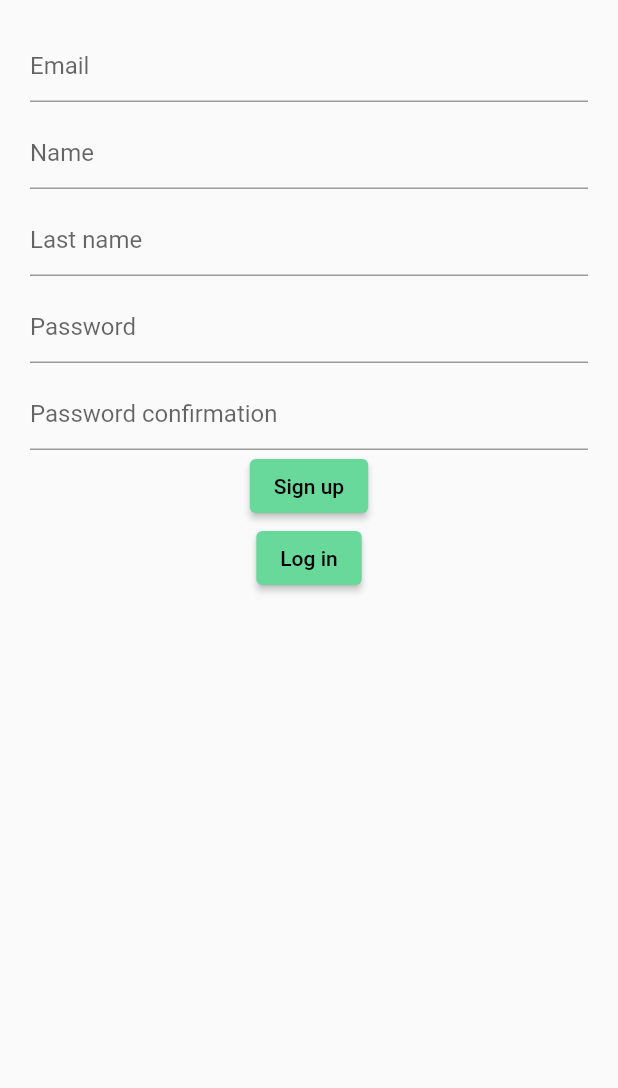
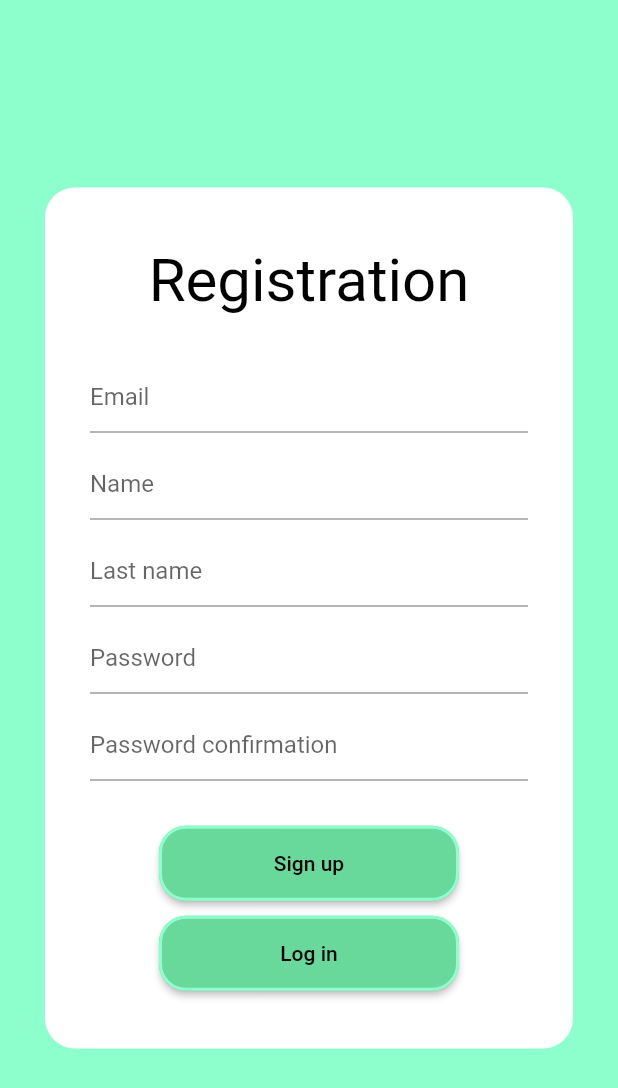
Before and after one commit to bartoszmaka00/hackathon_app, a Flutter app: the screen it shows after launch, after a tap on "Sign up", on a phone screen of 412 x 824 dp. Shown: the top 1088 px of the screen. Run offline on Flutter 3.47's test engine with Material 2 defaults, Android fonts, the phone set to English and light mode, and no system bars; our stand-ins replace flutter_spinkit; missing offline and left inert: qr_code_scanner.

Commit message:
created sign_up layout

```diff
--- a/lib/views/sign_in.dart
+++ b/lib/views/sign_in.dart
@@ -31,7 +31,7 @@ class _SignInState extends State<SignIn> {
             child: SafeArea(
               minimum: EdgeInsets.all(25),
               child: Container(
-                margin: EdgeInsets.fromLTRB(10.0, 200.0, 10.0, 200.0),
+                margin: EdgeInsets.fromLTRB(10.0, 190.0, 10.0, 190.0),
                 padding: EdgeInsets.fromLTRB(30.0, 10.0, 30.0, 10.0),
                 decoration: BoxDecoration(
                   color: Colors.white,
@@ -42,6 +42,13 @@ class _SignInState extends State<SignIn> {
                 child: Column(
                   mainAxisAlignment: MainAxisAlignment.center,
                   children: [
+                    Text('Login',
+                      style: TextStyle(
+                        fontSize: 40,
+                        color: Colors.black,
+                      ),
+                    ),
+                    SizedBox(height: 30),
                     TextFormField(
                       validator: (value) {
                         return emailValidator(value, 'Please enter your email');
--- a/lib/views/sign_up.dart
+++ b/lib/views/sign_up.dart
@@ -1,6 +1,7 @@
 import 'package:flutter/material.dart';
 import 'package:biker_mice_from_mars/shared/validators.dart';
 import '../services/authorization.dart';
+import '../shared/constans.dart';
 import 'loading_screen.dart';
 import 'package:provider/provider.dart';
 
@@ -27,12 +28,30 @@ class _SignUpState extends State<SignUp> {
     return isVisibleLoading
         ? Loading()
         : Scaffold(
+            backgroundColor: miceLightGreen,
             body: Form(
             key: _formKey,
             child: SafeArea(
               minimum: EdgeInsets.all(20),
+              child: Container(
+                margin: EdgeInsets.fromLTRB(10.0, 105.0, 10.0, 105.0),
+                padding: EdgeInsets.fromLTRB(30.0, 10.0, 30.0, 10.0),
+                decoration: BoxDecoration(
+                  color: Colors.white,
+                  borderRadius: BorderRadius.all(
+                      Radius.circular(20)
+                  ),
+                ),
                 child: Column(
+                  mainAxisAlignment: MainAxisAlignment.center,
                   children: [
+                    Text('Registration',
+                      style: TextStyle(
+                        fontSize: 40,
+                        color: Colors.black,
+                      ),
+                    ),
+                    SizedBox(height: 30),
                     TextFormField(
                       validator: (value) {
                         return emailValidator(value, 'Please enter your email');
@@ -103,11 +122,43 @@ class _SignUpState extends State<SignUp> {
                         });
                       },
                     ),
-                  ElevatedButton(
+                    SizedBox(height: 30),
+                    SizedBox(
+                      width: 200,
+                      height: 50,
+                      child: ElevatedButton(
+                          style: ButtonStyle(
+                            shape: MaterialStateProperty.all<RoundedRectangleBorder>(
+                              RoundedRectangleBorder(
+                                borderRadius: BorderRadius.circular(18.0),
+                                side: BorderSide(
+                                  color: miceLightGreen,
+                                  width: 2.0,
+                                ),
+                              ),
+                            ),
+                          ),
                           onPressed: () => _signUpButton(), child: Text('Sign up')),
-                  ElevatedButton(
+                    ),
+                    SizedBox(height: 10),
+                    SizedBox(
+                      width: 200,
+                      height: 50,
+                      child: ElevatedButton(
+                          style: ButtonStyle(
+                            shape: MaterialStateProperty.all<RoundedRectangleBorder>(
+                              RoundedRectangleBorder(
+                                borderRadius: BorderRadius.circular(18.0),
+                                side: BorderSide(
+                                  color: miceLightGreen,
+                                  width: 2.0,
+                                ),
+                              ),
+                            ),
+                          ),
                           onPressed: () => Navigator.pushNamed(context, '/sign_in'),
                           child: Text('Log in')),
+                    ),
                     Visibility(
                       child: Text(
                         error,
@@ -116,6 +167,7 @@ class _SignUpState extends State<SignUp> {
                       visible: isVisibleError,
                     )
                   ],
+                ),
               ),
             ),
           ));
```
Lines whose indentation alone changed are shown as unchanged.
